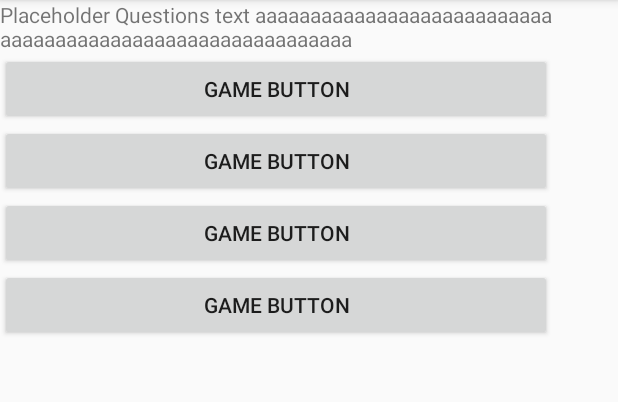
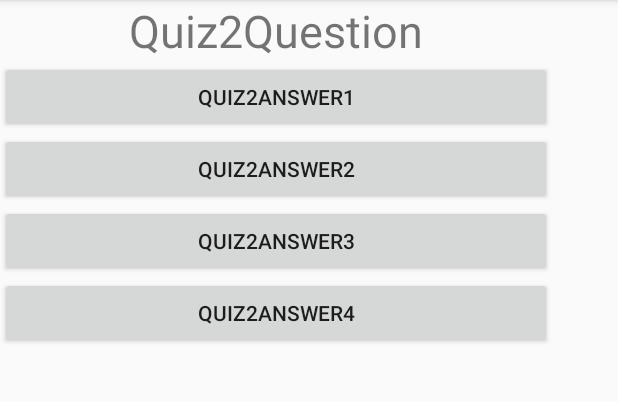
Before and after one commit to siffer2/PartyApplication, an Android app: the GameActivity screen opened directly, with no data from a screen before it, on a phone screen of 412 x 824 dp, the part 84-486 px from its top. Run offline under Robolectric (Android 15) with nearby library versions, the phone set to English and light mode, and no system bars.

Commit message:
Quizzes now have appropriate values.

```diff
--- a/app/src/main/AndroidManifest.xml
+++ b/app/src/main/AndroidManifest.xml
@@ -10,8 +10,8 @@
         android:roundIcon="@mipmap/ic_launcher_round"
         android:supportsRtl="true"
         android:theme="@style/AppTheme">
-        <activity android:name=".MainMenuActivity">
-
+        <activity android:name=".MainMenuActivity"
+            android:screenOrientation="portrait">
             <!--
             android:label="@string/title_activity_main_menu"
             android:theme="@style/AppTheme.NoActionBar"
--- a/app/src/main/java/com/example/user/partyapplication/GameActivity.java
+++ b/app/src/main/java/com/example/user/partyapplication/GameActivity.java
@@ -12,41 +12,77 @@ import java.util.concurrent.ThreadLocalRandom;
 //Return to MainMenuActivity, load fragments
 public class GameActivity extends UpdatableActivity {
 
+    String[] quizValues;
+
     @Override
     protected void onCreate(Bundle savedInstanceState) {
         super.onCreate(savedInstanceState);
         setContentView(R.layout.activity_game);
 
-        final TextView text = (TextView) findViewById(R.id.text_view_id);
+        //Randomly selects one of implementet questions, and returns the values for the UI.
+        quizValues = selectQuiz();
 
-        String[] quizValues = selectQuiz();
-        final Button button1 = (Button) findViewById(R.id.button1);
-        final Button button2 = (Button) findViewById(R.id.button2);
-        final Button button3 = (Button) findViewById(R.id.button3);
-        final Button button4 = (Button) findViewById(R.id.button4);
+        //Textview for the question is first, so it fits with the StringArray format in strings.xml.
+        TextView[] viewArray = {
+                (TextView) findViewById(R.id.text_view_id),
+                (Button) findViewById(R.id.button1),
+                (Button) findViewById(R.id.button2),
+                (Button) findViewById(R.id.button3),
+                (Button) findViewById(R.id.button4)
+        };
+
+        //Assign quizvalues to relevant UI components.
+        for(int i=0;i<viewArray.length;i++){
+            viewArray[i].setText(quizValues[i]);
+        }
 
         this.string = "Game!";
-        QuizInput quizinput = new QuizInput(this);
     }
 
-    public String[] selectQuiz(){
+    //Method called on all button's onClick()
+    public void isCorrectAnswer(View v){
+
+        Button b = (Button)v;
+        Log.d("aktivitet",b.getText().toString());
+        Log.d("aktivitet",quizValues[5]);
+
+        //nextActivity();
+        if(b.getText().toString().equals(quizValues[5])){
+            nextActivity();
+        }
+        else{
+            Log.d("aktivitet","Ikke korrekt svar");
+        }
+
+        //Log.d("aktiviteter",v.getResources().getResourceEntryName(v.getId()));
+
+    }
+
+    //minQuiz and maxQuiz is the amount of implemented quizzes, starting at 1 because of string resource naming.
+    //returns string values for views.
+    public String[] selectQuiz() {
         int minQuiz = 1;
         int maxQuiz = 3;
-        int quiz = ThreadLocalRandom.current().nextInt(minQuiz, maxQuiz + 1);
+        int quiz = randomInt(minQuiz, maxQuiz);
         String[] quizValues;
-        if (quiz==1) {
+        if (quiz == 1) {
             return quizValues = getResources().getStringArray(R.array.q1);
-        }
-        else if (quiz==2){
+        } else if (quiz == 2) {
             return quizValues = getResources().getStringArray(R.array.q2);
-        }
-        else if (quiz==3){
+        } else if (quiz == 3) {
             return quizValues = getResources().getStringArray(R.array.q3);
         }
         return null;
     }
-    public void nextGame(View view){
+
+    private int randomInt(int min, int max) {
+        return ThreadLocalRandom.current().nextInt(min, max + 1);
+    }
+
+    public void nextGame(View view) {
         Log.d("aktivitet", "NY AKTIVITET!!!");
+        Log.d("aktiviteter",view.getResources().getResourceEntryName(view.getId()));
+
         nextActivity();
         //finish();
     }
--- a/app/src/main/java/com/example/user/partyapplication/QuizInput.java
+++ /dev/null
@@ -1,23 +0,0 @@
-package com.example.user.partyapplication;
-
-import android.content.Context;
-
-/**
- * Created by User on 20-11-2017.
- */
-
-public class QuizInput {
-
-    public Context context;
-
-    private String question;
-    private String answer1, answer2, answer3, answer4;
-    private int quizNumber = 0;
-
-    public QuizInput(Context context){
-        this.context = context;
-    }
-    private void setQuestionString(){
-        question = context.getResources()
-    }
-}
--- a/app/src/main/res/layout/activity_game.xml
+++ b/app/src/main/res/layout/activity_game.xml
@@ -19,14 +19,16 @@
             android:id="@+id/text_view_id"
             android:layout_height="wrap_content"
             android:layout_width="wrap_content"
-            android:text="Placeholder Questions text aaaaaaaaaaaaaaaaaaaaaaaaaaaaaaaaaaaaaaaaaaaaaaaaaaaaaaaaaaa" />
+            android:text="Placeholder Questions text"
+            android:textSize="30sp"
+            android:layout_gravity="center_horizontal"/>
         <Button
             android:id="@+id/button1"
             android:layout_width="match_parent"
             android:layout_height="wrap_content"
             android:layout_weight="0"
             android:text="Game Button"
-            android:onClick="nextGame"
+            android:onClick="isCorrectAnswer"
             />
         <Button
             android:id="@+id/button2"
@@ -34,7 +36,7 @@
             android:layout_height="wrap_content"
             android:layout_weight="0"
             android:text="Game Button"
-            android:onClick="nextGame"
+            android:onClick="isCorrectAnswer"
             />
         <Button
             android:id="@+id/button3"
@@ -42,7 +44,7 @@
             android:layout_height="wrap_content"
             android:layout_weight="0"
             android:text="Game Button"
-            android:onClick="nextGame"
+            android:onClick="isCorrectAnswer"
             />
         <Button
             android:id="@+id/button4"
@@ -50,7 +52,7 @@
             android:layout_height="wrap_content"
             android:layout_weight="0"
             android:text="Game Button"
-            android:onClick="nextGame"
+            android:onClick="isCorrectAnswer"
             />
 
     </LinearLayout>
```
Also changed, not shown: app/src/main/res/values/strings.xml (+4 -18 lines).
